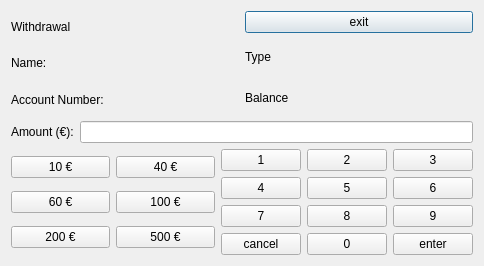
The window that bankautomat/withdrawwindow.ui (bank-2022/group11) describes before a commit, drawn with Qt 5.
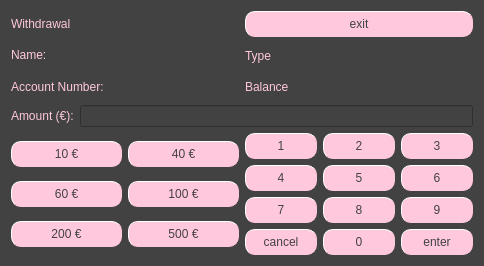
The same window after the commit.

The edit to the form file:
```diff
--- a/bankautomat/withdrawwindow.ui
+++ b/bankautomat/withdrawwindow.ui
@@ -13,6 +13,9 @@
   <property name="windowTitle">
    <string>Dialog</string>
   </property>
+  <property name="styleSheet">
+   <string notr="true">background-color:rgb(66, 66, 66);</string>
+  </property>
   <layout class="QVBoxLayout" name="verticalLayout_5">
    <item>
     <layout class="QGridLayout" name="gridLayout_3">
@@ -20,6 +23,10 @@
       <layout class="QVBoxLayout" name="verticalLayout_3">
        <item>
         <widget class="QLabel" name="headerLabel">
+         <property name="styleSheet">
+          <string notr="true">color: rgb(255, 200, 221);
+font: 63 10pt &quot;Lato Semibold&quot;;</string>
+         </property>
          <property name="text">
           <string>Withdrawal</string>
          </property>
@@ -27,6 +34,10 @@
        </item>
        <item>
         <widget class="QLabel" name="nameLabel">
+         <property name="styleSheet">
+          <string notr="true">color: rgb(255, 200, 221);
+font: 63 10pt &quot;Lato Semibold&quot;;</string>
+         </property>
          <property name="text">
           <string>Name:</string>
          </property>
@@ -34,6 +45,10 @@
        </item>
        <item>
         <widget class="QLabel" name="accountNumberLabel">
+         <property name="styleSheet">
+          <string notr="true">color: rgb(255, 200, 221);
+font: 63 10pt &quot;Lato Semibold&quot;;</string>
+         </property>
          <property name="text">
           <string>Account Number:</string>
          </property>
@@ -45,6 +60,20 @@
       <layout class="QVBoxLayout" name="verticalLayout_2">
        <item>
         <widget class="QPushButton" name="exitButton">
+         <property name="cursor">
+          <cursorShape>PointingHandCursor</cursorShape>
+         </property>
+         <property name="styleSheet">
+          <string notr="true">font: 63 9pt &quot;Lato Semibold&quot;;
+color: rgb(66, 66, 66);
+background-color:rgb(255, 200, 221);
+border-style: outset;
+border-width: 1px;
+border-radius: 10px;
+border-color:rgb(255, 200, 221);
+min-width: 1em;
+padding: 5px;</string>
+         </property>
          <property name="text">
           <string>exit</string>
          </property>
@@ -52,6 +81,10 @@
        </item>
        <item>
         <widget class="QLabel" name="typeLabel">
+         <property name="styleSheet">
+          <string notr="true">color: rgb(255, 200, 221);
+font: 63 10pt &quot;Lato Semibold&quot;;</string>
+         </property>
          <property name="text">
           <string>Type</string>
          </property>
@@ -59,6 +92,10 @@
        </item>
        <item>
         <widget class="QLabel" name="balanceLabel">
+         <property name="styleSheet">
+          <string notr="true">color: rgb(255, 200, 221);
+font: 63 10pt &quot;Lato Semibold&quot;;</string>
+         </property>
          <property name="text">
           <string>Balance</string>
          </property>
@@ -72,13 +109,22 @@
         <layout class="QHBoxLayout" name="horizontalLayout_2">
          <item>
           <widget class="QLabel" name="label">
+           <property name="styleSheet">
+            <string notr="true">color: rgb(255, 200, 221);
+font: 63 10pt &quot;Lato Semibold&quot;;</string>
+           </property>
            <property name="text">
             <string>Amount (€):</string>
            </property>
           </widget>
          </item>
          <item>
-          <widget class="QLineEdit" name="amountLine"/>
+          <widget class="QLineEdit" name="amountLine">
+           <property name="styleSheet">
+            <string notr="true">color: rgb(255, 200, 221);
+border-color: rgb(255, 200, 221);</string>
+           </property>
+          </widget>
          </item>
         </layout>
        </item>
@@ -90,6 +136,20 @@
             <layout class="QGridLayout" name="gridLayout_2">
              <item row="0" column="0">
               <widget class="QPushButton" name="tenButton">
+               <property name="cursor">
+                <cursorShape>PointingHandCursor</cursorShape>
+               </property>
+               <property name="styleSheet">
+                <string notr="true">font: 63 9pt &quot;Lato Semibold&quot;;
+color: rgb(66, 66, 66);
+background-color:rgb(255, 200, 221);
+border-style: outset;
+border-width: 1px;
+border-radius: 10px;
+border-color:rgb(255, 200, 221);
+min-width: 1em;
+padding: 5px;</string>
+               </property>
                <property name="text">
                 <string>10 €</string>
                </property>
@@ -97,6 +157,20 @@
              </item>
              <item row="0" column="1">
               <widget class="QPushButton" name="fourtyButton">
+               <property name="cursor">
+                <cursorShape>PointingHandCursor</cursorShape>
+               </property>
+               <property name="styleSheet">
+                <string notr="true">font: 63 9pt &quot;Lato Semibold&quot;;
+color: rgb(66, 66, 66);
+background-color:rgb(255, 200, 221);
+border-style: outset;
+border-width: 1px;
+border-radius: 10px;
+border-color:rgb(255, 200, 221);
+min-width: 1em;
+padding: 5px;</string>
+               </property>
                <property name="text">
                 <string>40 €</string>
                </property>
@@ -104,6 +178,20 @@
              </item>
              <item row="1" column="0">
               <widget class="QPushButton" name="sixtyButton">
+               <property name="cursor">
+                <cursorShape>PointingHandCursor</cursorShape>
+               </property>
+               <property name="styleSheet">
+                <string notr="true">font: 63 9pt &quot;Lato Semibold&quot;;
+color: rgb(66, 66, 66);
+background-color:rgb(255, 200, 221);
+border-style: outset;
+border-width: 1px;
+border-radius: 10px;
+border-color:rgb(255, 200, 221);
+min-width: 1em;
+padding: 5px;</string>
+               </property>
                <property name="text">
                 <string>60 €</string>
                </property>
@@ -111,6 +199,20 @@
              </item>
              <item row="1" column="1">
               <widget class="QPushButton" name="hundredButton">
+               <property name="cursor">
+                <cursorShape>PointingHandCursor</cursorShape>
+               </property>
+               <property name="styleSheet">
+                <string notr="true">font: 63 9pt &quot;Lato Semibold&quot;;
+color: rgb(66, 66, 66);
+background-color:rgb(255, 200, 221);
+border-style: outset;
+border-width: 1px;
+border-radius: 10px;
+border-color:rgb(255, 200, 221);
+min-width: 1em;
+padding: 5px;</string>
+               </property>
                <property name="text">
                 <string>100 €</string>
                </property>
@@ -118,6 +220,20 @@
              </item>
              <item row="2" column="0">
               <widget class="QPushButton" name="twoHundredButton">
+               <property name="cursor">
+                <cursorShape>PointingHandCursor</cursorShape>
+               </property>
+               <property name="styleSheet">
+                <string notr="true">font: 63 9pt &quot;Lato Semibold&quot;;
+color: rgb(66, 66, 66);
+background-color:rgb(255, 200, 221);
+border-style: outset;
+border-width: 1px;
+border-radius: 10px;
+border-color:rgb(255, 200, 221);
+min-width: 1em;
+padding: 5px;</string>
+               </property>
                <property name="text">
                 <string>200 €</string>
                </property>
@@ -125,6 +241,20 @@
              </item>
              <item row="2" column="1">
               <widget class="QPushButton" name="fiveHundredButton">
+               <property name="cursor">
+                <cursorShape>PointingHandCursor</cursorShape>
+               </property>
+               <property name="styleSheet">
+                <string notr="true">font: 63 9pt &quot;Lato Semibold&quot;;
+color: rgb(66, 66, 66);
+background-color:rgb(255, 200, 221);
+border-style: outset;
+border-width: 1px;
+border-radius: 10px;
+border-color:rgb(255, 200, 221);
+min-width: 1em;
+padding: 5px;</string>
+               </property>
                <property name="text">
                 <string>500 €</string>
                </property>
@@ -136,6 +266,20 @@
             <layout class="QGridLayout" name="gridLayout">
              <item row="0" column="0">
               <widget class="QPushButton" name="oneButton">
+               <property name="cursor">
+                <cursorShape>PointingHandCursor</cursorShape>
+               </property>
+               <property name="styleSheet">
+                <string notr="true">font: 63 9pt &quot;Lato Semibold&quot;;
+color: rgb(66, 66, 66);
+background-color:rgb(255, 200, 221);
+border-style: outset;
+border-width: 1px;
+border-radius: 10px;
+border-color:rgb(255, 200, 221);
+min-width: 1em;
+padding: 5px;</string>
+               </property>
                <property name="text">
                 <string>1</string>
                </property>
@@ -143,6 +287,20 @@
              </item>
              <item row="0" column="1">
               <widget class="QPushButton" name="twoButton">
+               <property name="cursor">
+                <cursorShape>PointingHandCursor</cursorShape>
+               </property>
+               <property name="styleSheet">
+                <string notr="true">font: 63 9pt &quot;Lato Semibold&quot;;
+color: rgb(66, 66, 66);
+background-color:rgb(255, 200, 221);
+border-style: outset;
+border-width: 1px;
+border-radius: 10px;
+border-color:rgb(255, 200, 221);
+min-width: 1em;
+padding: 5px;</string>
+               </property>
                <property name="text">
                 <string>2</string>
                </property>
@@ -150,6 +308,20 @@
              </item>
              <item row="0" column="2">
               <widget class="QPushButton" name="threeButton">
+               <property name="cursor">
+                <cursorShape>PointingHandCursor</cursorShape>
+               </property>
+               <property name="styleSheet">
+                <string notr="true">font: 63 9pt &quot;Lato Semibold&quot;;
+color: rgb(66, 66, 66);
+background-color:rgb(255, 200, 221);
+border-style: outset;
+border-width: 1px;
+border-radius: 10px;
+border-color:rgb(255, 200, 221);
+min-width: 1em;
+padding: 5px;</string>
+               </property>
                <property name="text">
                 <string>3</string>
                </property>
@@ -157,6 +329,20 @@
              </item>
              <item row="1" column="0">
               <widget class="QPushButton" name="fourButton">
+               <property name="cursor">
+                <cursorShape>PointingHandCursor</cursorShape>
+               </property>
+               <property name="styleSheet">
+                <string notr="true">font: 63 9pt &quot;Lato Semibold&quot;;
+color: rgb(66, 66, 66);
+background-color:rgb(255, 200, 221);
+border-style: outset;
+border-width: 1px;
+border-radius: 10px;
+border-color:rgb(255, 200, 221);
+min-width: 1em;
+padding: 5px;</string>
+               </property>
                <property name="text">
                 <string>4</string>
                </property>
@@ -164,6 +350,20 @@
              </item>
              <item row="1" column="1">
               <widget class="QPushButton" name="fiveButton">
+               <property name="cursor">
+                <cursorShape>PointingHandCursor</cursorShape>
+               </property>
+               <property name="styleSheet">
+                <string notr="true">font: 63 9pt &quot;Lato Semibold&quot;;
+color: rgb(66, 66, 66);
+background-color:rgb(255, 200, 221);
+border-style: outset;
+border-width: 1px;
+border-radius: 10px;
+border-color:rgb(255, 200, 221);
+min-width: 1em;
+padding: 5px;</string>
+               </property>
                <property name="text">
                 <string>5</string>
                </property>
@@ -171,6 +371,20 @@
              </item>
              <item row="1" column="2">
               <widget class="QPushButton" name="sixButton">
+               <property name="cursor">
+                <cursorShape>PointingHandCursor</cursorShape>
+               </property>
+               <property name="styleSheet">
+                <string notr="true">font: 63 9pt &quot;Lato Semibold&quot;;
+color: rgb(66, 66, 66);
+background-color:rgb(255, 200, 221);
+border-style: outset;
+border-width: 1px;
+border-radius: 10px;
+border-color:rgb(255, 200, 221);
+min-width: 1em;
+padding: 5px;</string>
+               </property>
                <property name="text">
                 <string>6</string>
                </property>
@@ -178,6 +392,20 @@
              </item>
              <item row="2" column="0">
               <widget class="QPushButton" name="sevenButton">
+               <property name="cursor">
+                <cursorShape>PointingHandCursor</cursorShape>
+               </property>
+               <property name="styleSheet">
+                <string notr="true">font: 63 9pt &quot;Lato Semibold&quot;;
+color: rgb(66, 66, 66);
+background-color:rgb(255, 200, 221);
+border-style: outset;
+border-width: 1px;
+border-radius: 10px;
+border-color:rgb(255, 200, 221);
+min-width: 1em;
+padding: 5px;</string>
+               </property>
                <property name="text">
                 <string>7</string>
                </property>
@@ -185,6 +413,20 @@
              </item>
              <item row="2" column="1">
               <widget class="QPushButton" name="eightButton">
+               <property name="cursor">
+                <cursorShape>PointingHandCursor</cursorShape>
+               </property>
+               <property name="styleSheet">
+                <string notr="true">font: 63 9pt &quot;Lato Semibold&quot;;
+color: rgb(66, 66, 66);
+background-color:rgb(255, 200, 221);
+border-style: outset;
+border-width: 1px;
+border-radius: 10px;
+border-color:rgb(255, 200, 221);
+min-width: 1em;
+padding: 5px;</string>
+               </property>
                <property name="text">
                 <string>8</string>
                </property>
@@ -192,6 +434,20 @@
              </item>
              <item row="2" column="2">
               <widget class="QPushButton" name="nineButton">
+               <property name="cursor">
+                <cursorShape>PointingHandCursor</cursorShape>
+               </property>
+               <property name="styleSheet">
+                <string notr="true">font: 63 9pt &quot;Lato Semibold&quot;;
+color: rgb(66, 66, 66);
+background-color:rgb(255, 200, 221);
+border-style: outset;
+border-width: 1px;
+border-radius: 10px;
+border-color:rgb(255, 200, 221);
+min-width: 1em;
+padding: 5px;</string>
+               </property>
                <property name="text">
                 <string>9</string>
                </property>
@@ -199,6 +455,20 @@
              </item>
              <item row="3" column="0">
               <widget class="QPushButton" name="backspaceButton">
+               <property name="cursor">
+                <cursorShape>PointingHandCursor</cursorShape>
+               </property>
+               <property name="styleSheet">
+                <string notr="true">font: 63 9pt &quot;Lato Semibold&quot;;
+color: rgb(66, 66, 66);
+background-color:rgb(255, 200, 221);
+border-style: outset;
+border-width: 1px;
+border-radius: 10px;
+border-color:rgb(255, 200, 221);
+min-width: 1em;
+padding: 5px;</string>
+               </property>
                <property name="text">
                 <string>cancel</string>
                </property>
@@ -206,6 +476,20 @@
              </item>
              <item row="3" column="1">
               <widget class="QPushButton" name="zeroButton">
+               <property name="cursor">
+                <cursorShape>PointingHandCursor</cursorShape>
+               </property>
+               <property name="styleSheet">
+                <string notr="true">font: 63 9pt &quot;Lato Semibold&quot;;
+color: rgb(66, 66, 66);
+background-color:rgb(255, 200, 221);
+border-style: outset;
+border-width: 1px;
+border-radius: 10px;
+border-color:rgb(255, 200, 221);
+min-width: 1em;
+padding: 5px;</string>
+               </property>
                <property name="text">
                 <string>0</string>
                </property>
@@ -213,6 +497,20 @@
              </item>
              <item row="3" column="2">
               <widget class="QPushButton" name="enterButton">
+               <property name="cursor">
+                <cursorShape>PointingHandCursor</cursorShape>
+               </property>
+               <property name="styleSheet">
+                <string notr="true">font: 63 9pt &quot;Lato Semibold&quot;;
+color: rgb(66, 66, 66);
+background-color:rgb(255, 200, 221);
+border-style: outset;
+border-width: 1px;
+border-radius: 10px;
+border-color:rgb(255, 200, 221);
+min-width: 1em;
+padding: 5px;</string>
+               </property>
                <property name="text">
                 <string>enter</string>
                </property>
```
